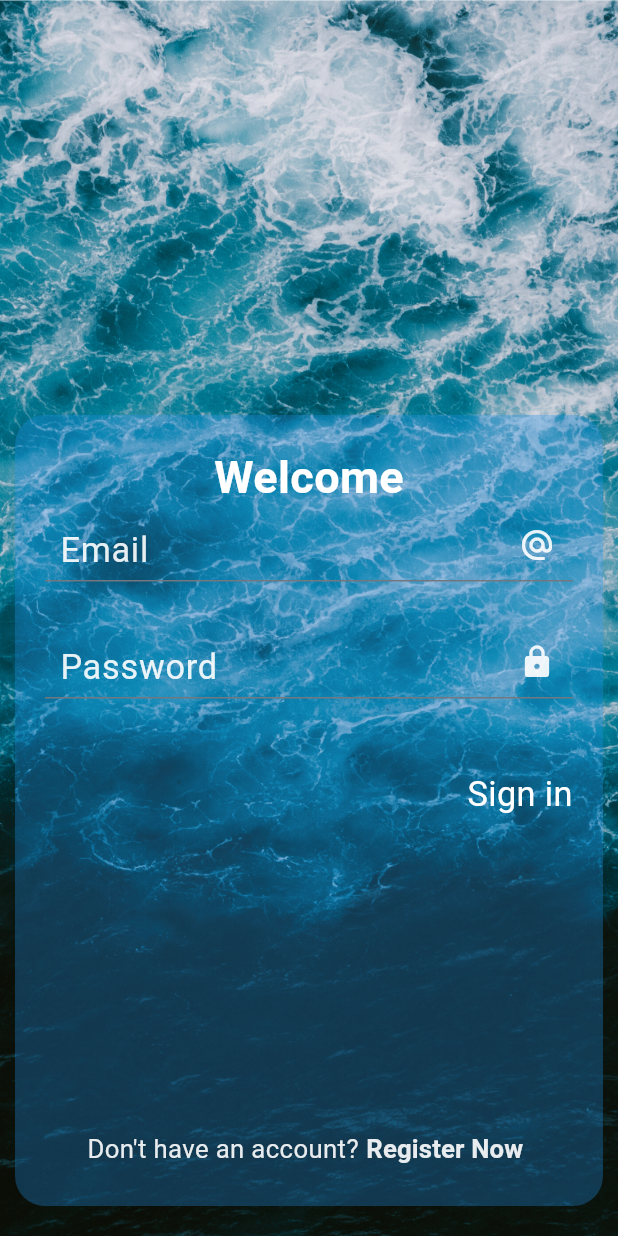
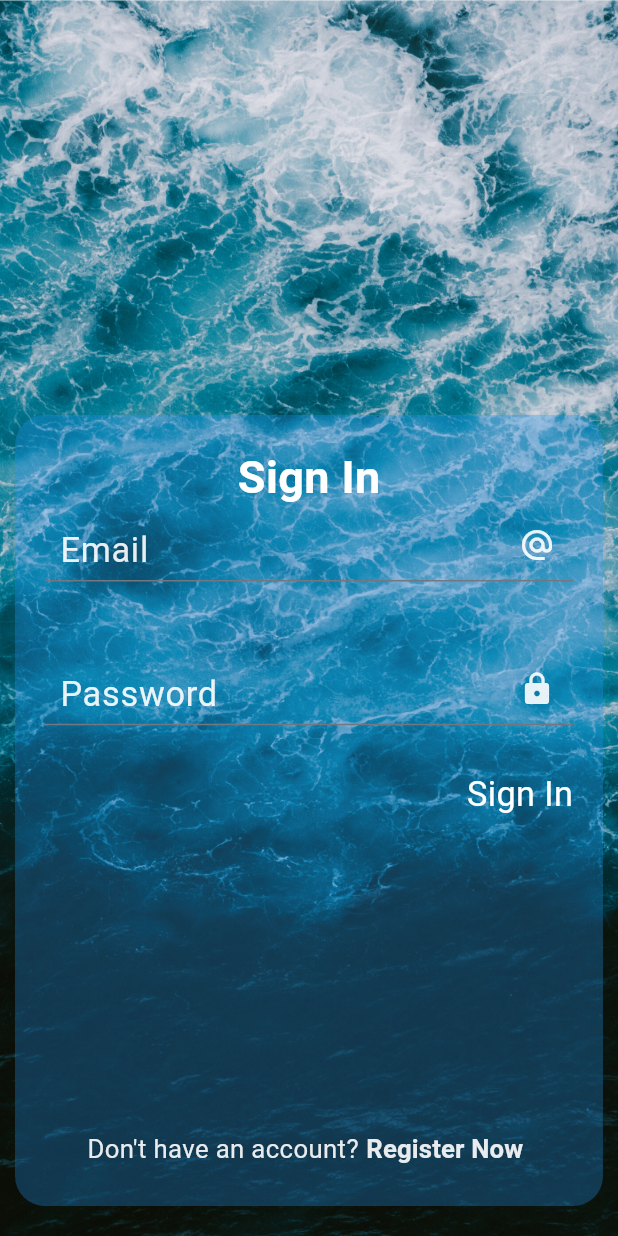
Before and after one commit to Mohammed-AboLEneen/fun-tourism, a Flutter app: the screen it shows after launch, after a tap on "Get Started >", on a phone screen of 412 x 824 dp. Run offline on Flutter 3.47's test engine with Material 2 defaults, Android fonts, the light colour scheme and no system bars; our stand-ins replace flutter_screenutil, flutter_svg, go_router, google_fonts; Roboto replaces fonts that are missing (Abel).

Commit message:
add register page and add class to manage all things about icon

```diff
--- /dev/null
+++ b/lib/features/authentication/presentation/view/methods/auth_container_size.dart
@@ -0,0 +1,15 @@
+double getPageViewContainerSize({required double h, required double pageView}) {
+  if (pageView <= 1) {
+    if (h < 600) {
+      return (h * .46) + (pageView * (h * .32));
+    } else {
+      return (h * .4) + (pageView * (h * .24));
+    }
+  } else {
+    if (h < 600) {
+      return ((h * .46) + (h * .32)) + ((pageView - 1) * h * .08);
+    } else {
+      return ((h * .4) + ((h * .24))) + (pageView - 1) * h * .08;
+    }
+  }
+}
--- a/lib/features/authentication/presentation/view/register.dart
+++ b/lib/features/authentication/presentation/view/register.dart
@@ -1,5 +1,4 @@
 import 'package:flutter/material.dart';
-import 'package:fun_adventure/features/authentication/presentation/view/widgets/login_body.dart';
 import 'package:fun_adventure/features/authentication/presentation/view/widgets/register_body.dart';
 
 class RegisterPage extends StatelessWidget {
@@ -8,7 +7,8 @@ class RegisterPage extends StatelessWidget {
   @override
   Widget build(BuildContext context) {
     return Scaffold(
-
+      resizeToAvoidBottomInset: false,
+      backgroundColor: Colors.transparent,
       body: RegisterBody(),
     );
   }
--- a/lib/features/authentication/presentation/view/widgets/custom_textformfield.dart
+++ b/lib/features/authentication/presentation/view/widgets/custom_textformfield.dart
@@ -2,7 +2,6 @@ import 'package:flutter/material.dart';
 import 'package:flutter_screenutil/flutter_screenutil.dart';
 
 class CustomTextField extends StatelessWidget {
-
   final String? hint;
   final EdgeInsetsGeometry? padding;
   final TextEditingController controller;
@@ -12,12 +11,15 @@ class CustomTextField extends StatelessWidget {
       {super.key,
       this.hint,
       this.padding,
-        required this.controller, this.icon});
+      required this.controller,
+      this.icon});
 
   @override
   Widget build(BuildContext context) {
     // TODO: implement build
-    return TextFormField(
+    return SizedBox(
+      height: MediaQuery.of(context).size.height * .08,
+      child: TextFormField(
           textInputAction: TextInputAction.next,
           textAlignVertical: TextAlignVertical.top,
           cursorColor: Colors.grey,
@@ -28,16 +30,17 @@ class CustomTextField extends StatelessWidget {
             return null;
           },
           controller: controller,
-
           style: TextStyle(
-            color: Colors.white.withOpacity(.9), fontSize: 20.sp, ),
+            color: Colors.white.withOpacity(.9),
+            fontSize: 20.sp,
+          ),
           decoration: InputDecoration(
-
             hintText: hint,
-            hintStyle: TextStyle(color: Colors.white.withOpacity(.9), fontSize: 20.sp),
+            hintStyle:
+                TextStyle(color: Colors.white.withOpacity(.9), fontSize: 20.sp),
             suffixIcon: icon,
             contentPadding: padding,
-        )
+          )),
     );
   }
 }
--- /dev/null
+++ b/lib/features/authentication/presentation/view/widgets/icon_position.dart
@@ -0,0 +1,45 @@
+class AuthIconInfo {
+  static double getIconBottomHeight(
+      {required double h, required double pageValue}) {
+    if (h < 600) {
+      if (pageValue <= 1) {
+        return (h * .03) + pageValue * h * .3;
+      } else {
+        return ((h * .03) + h * .3) - ((pageValue - 1) * (h * .25));
+      }
+    } else {
+      if (pageValue <= 1) {
+        return (h * .03) + pageValue * h * .27;
+      } else {
+        return ((h * .03) + h * .27) - ((pageValue - 1) * (h * .23));
+      }
+    }
+  }
+
+  static double getIconLeftWidth(
+      {required double w, required double pageValue}) {
+    if (pageValue <= 1) {
+      return w * .02;
+    } else {
+      return (w * .02) + ((pageValue - 1) * (w * .34));
+    }
+  }
+
+  static double getIconWidth({required double w, required double pageView}) {
+    if (pageView <= 1) {
+      return w * .35 - pageView * 50;
+    } else {
+      return w * .35 - 50;
+    }
+  }
+
+  static String getIconTitle({required double pageView}) {
+    if (pageView <= .5) {
+      return 'Get Started >';
+    } else if (pageView > .5 && pageView <= 1.6) {
+      return 'Sign In';
+    } else {
+      return 'Sign Up';
+    }
+  }
+}
--- a/lib/features/authentication/presentation/view/widgets/login_body.dart
+++ b/lib/features/authentication/presentation/view/widgets/login_body.dart
@@ -1,6 +1,9 @@
 import 'package:flutter/material.dart';
 import 'package:flutter_screenutil/flutter_screenutil.dart';
 import 'package:fun_adventure/cores/utils/images.dart';
+import 'package:fun_adventure/features/authentication/presentation/view/methods/auth_container_size.dart';
+import 'package:fun_adventure/features/authentication/presentation/view/widgets/icon_position.dart';
+import 'package:fun_adventure/features/authentication/presentation/view/widgets/register_body.dart';
 import 'package:fun_adventure/features/authentication/presentation/view/widgets/sign_in.dart';
 import 'package:fun_adventure/features/authentication/presentation/view/widgets/welcome.dart';
 
@@ -45,6 +48,7 @@ class _LoginBodyState extends State<LoginBody> {
                 ImagesClass.welcomeImage,
                 fit: BoxFit.fill,
                 height: h,
+                width: w,
               ),
               Padding(
                 padding:
@@ -60,25 +64,26 @@ class _LoginBodyState extends State<LoginBody> {
                             color: Colors.blue.withOpacity(.3),
                           ),
                           child: SizedBox(
-                            height: h < 550.0
-                                ? (h * .46) + (progress * (h * .3))
-                                : (h * .4) + (progress * (h * .24)),
+                            height: getPageViewContainerSize(
+                                h: h, pageView: progress),
                             child: PageView(
                               controller: _pageController,
                               children: [
                                 const WelcomePage(),
-                                SignInPage(h: h * .4 + progress * 140)
+                                SignInPage(),
+                                RegisterBody(),
                               ],
                             ),
                           ),
                         ),
                         Positioned(
-                          right: w * .02,
-                          bottom: h < 600
-                              ? ((h * .03) + (progress * (h * .3)))
-                              : (h * .03) + progress * h * .27,
+                          right: AuthIconInfo.getIconLeftWidth(
+                              w: w, pageValue: progress),
+                          bottom: AuthIconInfo.getIconBottomHeight(
+                              h: h, pageValue: progress),
                           child: SizedBox(
-                            width: w * .35 - progress * 50,
+                            width: AuthIconInfo.getIconWidth(
+                                w: w, pageView: progress),
                             height: h * .065,
                             child: CustomIcon(
                               tap: () {
@@ -87,19 +92,15 @@ class _LoginBodyState extends State<LoginBody> {
                                     curve: Curves.easeInQuint);
                               },
                               widget: Center(
-                                child: Opacity(
-                                  opacity:
-                                      progress < .6 ? 1 - progress : progress,
-                                  child: Text(
-                                    progress < .6 ? 'Get Started >' : 'Sign in',
-                                    style: TextStyle(
-                                        fontSize: 20.sp, color: Colors.white),
-                                  ),
+                                child: Text(
+                                  AuthIconInfo.getIconTitle(pageView: progress),
+                                  style: TextStyle(
+                                      fontSize: 20.sp, color: Colors.white),
                                 ),
                               ),
                             ),
                           ),
-                        ),
+                        )
                       ],
                     )
                   ],
--- a/lib/features/authentication/presentation/view/widgets/sign_in.dart
+++ b/lib/features/authentication/presentation/view/widgets/sign_in.dart
@@ -4,18 +4,18 @@ import 'package:flutter_screenutil/flutter_screenutil.dart';
 import 'custom_textformfield.dart';
 
 class SignInPage extends StatefulWidget {
-  final double h;
+  final TextEditingController emailController = TextEditingController();
+  final TextEditingController passwordController = TextEditingController();
 
-  const SignInPage({super.key, required this.h});
+  SignInPage({
+    super.key,
+  });
 
   @override
   State<SignInPage> createState() => _SignInPageState();
 }
 
 class _SignInPageState extends State<SignInPage> {
-  TextEditingController emailController = TextEditingController(text: '');
-  TextEditingController passwordController = TextEditingController(text: '');
-
   @override
   void initState() {
     // TODO: implement initState
@@ -33,14 +33,14 @@ class _SignInPageState extends State<SignInPage> {
               child: Column(
                 children: [
                   Text(
-                    'Welcome',
+                    'Sign In',
                     style: TextStyle(
                         fontSize: 30,
                         fontWeight: FontWeight.bold,
                         color: Colors.white.withOpacity(1)),
                   ),
                   CustomTextField(
-                    controller: emailController,
+                    controller: widget.emailController,
                     hint: 'Email',
                     padding: const EdgeInsets.only(left: 10, top: 10),
                     icon: Icon(Icons.alternate_email,
@@ -50,7 +50,7 @@ class _SignInPageState extends State<SignInPage> {
                     height: 30,
                   ),
                   CustomTextField(
-                    controller: passwordController,
+                    controller: widget.passwordController,
                     hint: 'Password',
                     padding: const EdgeInsets.only(left: 10, top: 10),
                     icon: Icon(Icons.lock, color: Colors.white.withOpacity(.9)),
```
Also changed, not shown: lib/features/authentication/presentation/view/widgets/register_body.dart (+81 -4 lines). Lines whose indentation alone changed are shown as unchanged.
